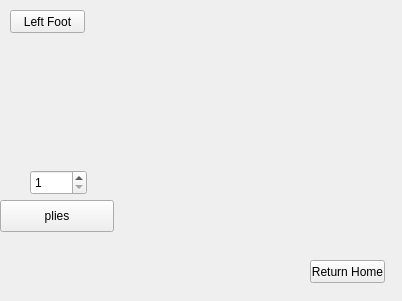
Qt form resources/widget/PhysicWidget/Widget.ui (cnbdragon/GundamPy) before a commit.
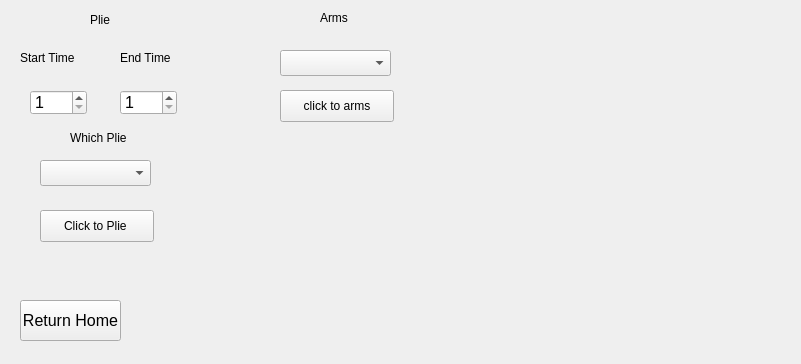
The same form after that commit.

What changed in the file:
```diff
--- a/resources/widget/PhysicWidget/Widget.ui
+++ b/resources/widget/PhysicWidget/Widget.ui
@@ -6,8 +6,8 @@
    <rect>
     <x>0</x>
     <y>0</y>
-    <width>402</width>
-    <height>301</height>
+    <width>801</width>
+    <height>364</height>
    </rect>
   </property>
   <property name="windowTitle">
@@ -16,53 +16,175 @@
   <widget class="QPushButton" name="homeBtn">
    <property name="geometry">
     <rect>
-     <x>310</x>
-     <y>260</y>
-     <width>75</width>
-     <height>23</height>
+     <x>20</x>
+     <y>300</y>
+     <width>101</width>
+     <height>41</height>
     </rect>
    </property>
+   <property name="font">
+    <font>
+     <family>Arial</family>
+     <pointsize>12</pointsize>
+    </font>
+   </property>
    <property name="text">
     <string>Return Home</string>
    </property>
   </widget>
-  <widget class="QPushButton" name="leftFootBtn">
-   <property name="geometry">
-    <rect>
-     <x>10</x>
-     <y>10</y>
-     <width>75</width>
-     <height>23</height>
-    </rect>
-   </property>
-   <property name="text">
-    <string>Left Foot</string>
-   </property>
-  </widget>
-  <widget class="QPushButton" name="plieBtn">
-   <property name="geometry">
-    <rect>
-     <x>0</x>
-     <y>200</y>
-     <width>114</width>
-     <height>32</height>
-    </rect>
-   </property>
-   <property name="text">
-    <string>plies</string>
-   </property>
-  </widget>
-  <widget class="QSpinBox" name="timeBox">
+  <widget class="QSpinBox" name="startTimeBox">
    <property name="geometry">
     <rect>
      <x>30</x>
-     <y>170</y>
+     <y>90</y>
      <width>57</width>
      <height>25</height>
     </rect>
    </property>
+   <property name="font">
+    <font>
+     <family>Arial</family>
+     <pointsize>12</pointsize>
+    </font>
+   </property>
    <property name="minimum">
     <number>1</number>
+   </property>
+   <property name="maximum">
+    <number>200</number>
+   </property>
+  </widget>
+  <widget class="QSpinBox" name="endTimeBox">
+   <property name="geometry">
+    <rect>
+     <x>120</x>
+     <y>90</y>
+     <width>57</width>
+     <height>25</height>
+    </rect>
+   </property>
+   <property name="font">
+    <font>
+     <family>Arial</family>
+     <pointsize>12</pointsize>
+    </font>
+   </property>
+   <property name="minimum">
+    <number>1</number>
+   </property>
+   <property name="maximum">
+    <number>200</number>
+   </property>
+  </widget>
+  <widget class="QComboBox" name="plieBox">
+   <property name="geometry">
+    <rect>
+     <x>40</x>
+     <y>160</y>
+     <width>111</width>
+     <height>26</height>
+    </rect>
+   </property>
+  </widget>
+  <widget class="QLabel" name="startLabel">
+   <property name="geometry">
+    <rect>
+     <x>20</x>
+     <y>50</y>
+     <width>71</width>
+     <height>16</height>
+    </rect>
+   </property>
+   <property name="text">
+    <string>Start Time</string>
+   </property>
+  </widget>
+  <widget class="QLabel" name="endLabel">
+   <property name="geometry">
+    <rect>
+     <x>120</x>
+     <y>50</y>
+     <width>62</width>
+     <height>16</height>
+    </rect>
+   </property>
+   <property name="text">
+    <string>End Time</string>
+   </property>
+  </widget>
+  <widget class="QLabel" name="mainLabel">
+   <property name="geometry">
+    <rect>
+     <x>90</x>
+     <y>10</y>
+     <width>31</width>
+     <height>20</height>
+    </rect>
+   </property>
+   <property name="text">
+    <string>Plie</string>
+   </property>
+  </widget>
+  <widget class="QLabel" name="plieLabel">
+   <property name="geometry">
+    <rect>
+     <x>70</x>
+     <y>130</y>
+     <width>71</width>
+     <height>16</height>
+    </rect>
+   </property>
+   <property name="text">
+    <string>Which Plie</string>
+   </property>
+  </widget>
+  <widget class="QPushButton" name="plieBtn">
+   <property name="geometry">
+    <rect>
+     <x>40</x>
+     <y>210</y>
+     <width>114</width>
+     <height>32</height>
+    </rect>
+   </property>
+   <property name="text">
+    <string>Click to Plie </string>
+   </property>
+  </widget>
+  <widget class="QLabel" name="armLabel">
+   <property name="geometry">
+    <rect>
+     <x>320</x>
+     <y>10</y>
+     <width>62</width>
+     <height>16</height>
+    </rect>
+   </property>
+   <property name="text">
+    <string>&lt;html&gt;&lt;head/&gt;&lt;body&gt;&lt;p&gt;Arms&lt;/p&gt;&lt;/body&gt;&lt;/html&gt;</string>
+   </property>
+  </widget>
+  <widget class="QComboBox" name="armBox">
+   <property name="geometry">
+    <rect>
+     <x>280</x>
+     <y>50</y>
+     <width>111</width>
+     <height>26</height>
+    </rect>
+   </property>
+  </widget>
+  <widget class="QPushButton" name="armBtn">
+   <property name="geometry">
+    <rect>
+     <x>280</x>
+     <y>90</y>
+     <width>114</width>
+     <height>32</height>
+    </rect>
+   </property>
+   <property name="text">
+    <string>click to arms</string>
    </property>
   </widget>
  </widget>
```
